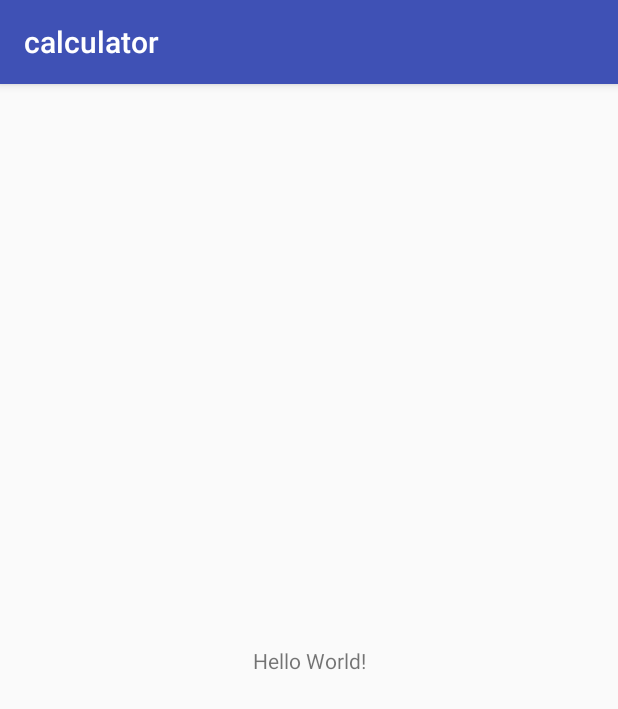
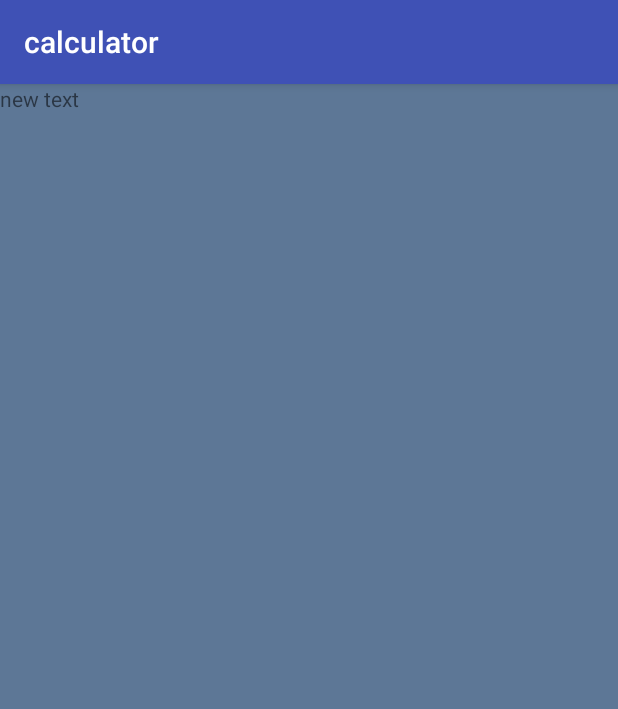
Before and after one commit to ameidar/calculator-1, an Android app: the screen it shows after launch (MainActivity), on a phone screen of 412 x 824 dp. Shown: the top 709 px of the screen. Run offline under Robolectric (Android 15) with nearby library versions, the phone set to English and light mode, and no system bars.

Commit message:
new Textview

```diff
--- a/app/src/main/java/com/example/ami/calculator/MainActivity.java
+++ b/app/src/main/java/com/example/ami/calculator/MainActivity.java
@@ -2,12 +2,16 @@ package com.example.ami.calculator;
 
 import android.support.v7.app.AppCompatActivity;
 import android.os.Bundle;
+import android.widget.TextView;
 
 public class MainActivity extends AppCompatActivity {
 
+    TextView tv ;
     @Override
     protected void onCreate(Bundle savedInstanceState) {
         super.onCreate(savedInstanceState);
         setContentView(R.layout.activity_main);
+        tv = findViewById(R.id.tv);
+        tv.setText("new text");
     }
 }
--- a/app/src/main/res/layout/activity_main.xml
+++ b/app/src/main/res/layout/activity_main.xml
@@ -1,18 +1,21 @@
 <?xml version="1.0" encoding="utf-8"?>
-<android.support.constraint.ConstraintLayout xmlns:android="http://schemas.android.com/apk/res/android"
+<LinearLayout xmlns:android="http://schemas.android.com/apk/res/android"
     xmlns:app="http://schemas.android.com/apk/res-auto"
     xmlns:tools="http://schemas.android.com/tools"
     android:layout_width="match_parent"
     android:layout_height="match_parent"
+    android:background="#5d7796"
+    android:orientation="horizontal"
     tools:context=".MainActivity">
 
     <TextView
         android:layout_width="wrap_content"
         android:layout_height="wrap_content"
         android:text="Hello World!"
+        android:id="@+id/tv"
         app:layout_constraintBottom_toBottomOf="parent"
         app:layout_constraintLeft_toLeftOf="parent"
         app:layout_constraintRight_toRightOf="parent"
         app:layout_constraintTop_toTopOf="parent" />
 
-</android.support.constraint.ConstraintLayout>
+</LinearLayout>
```
